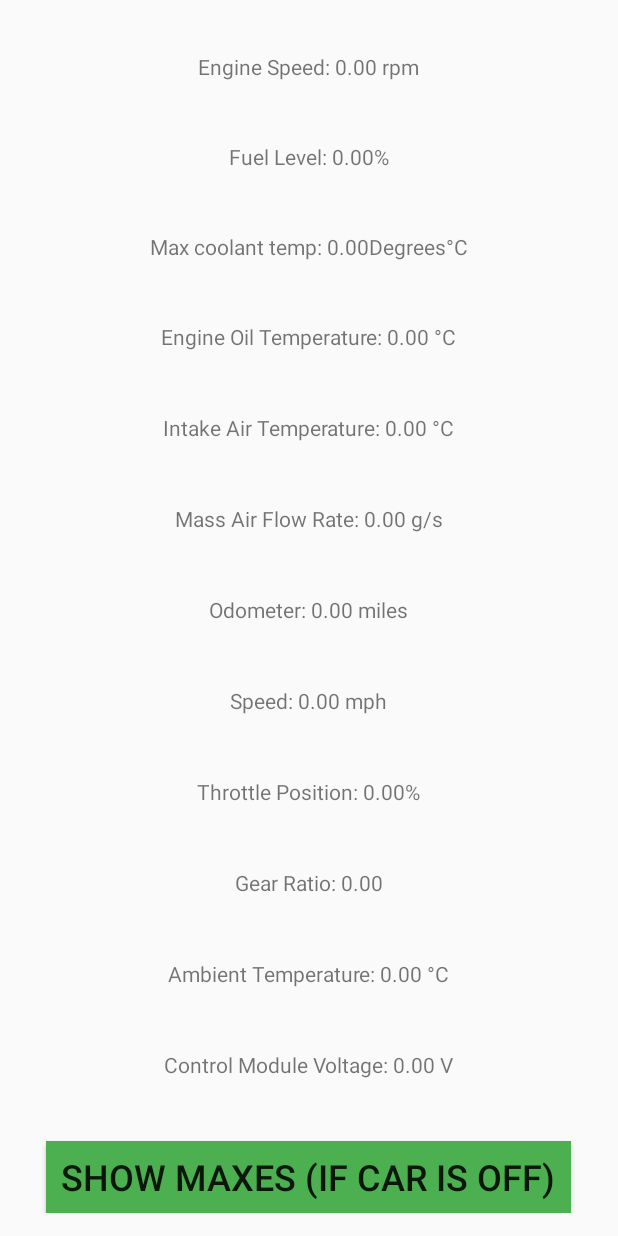
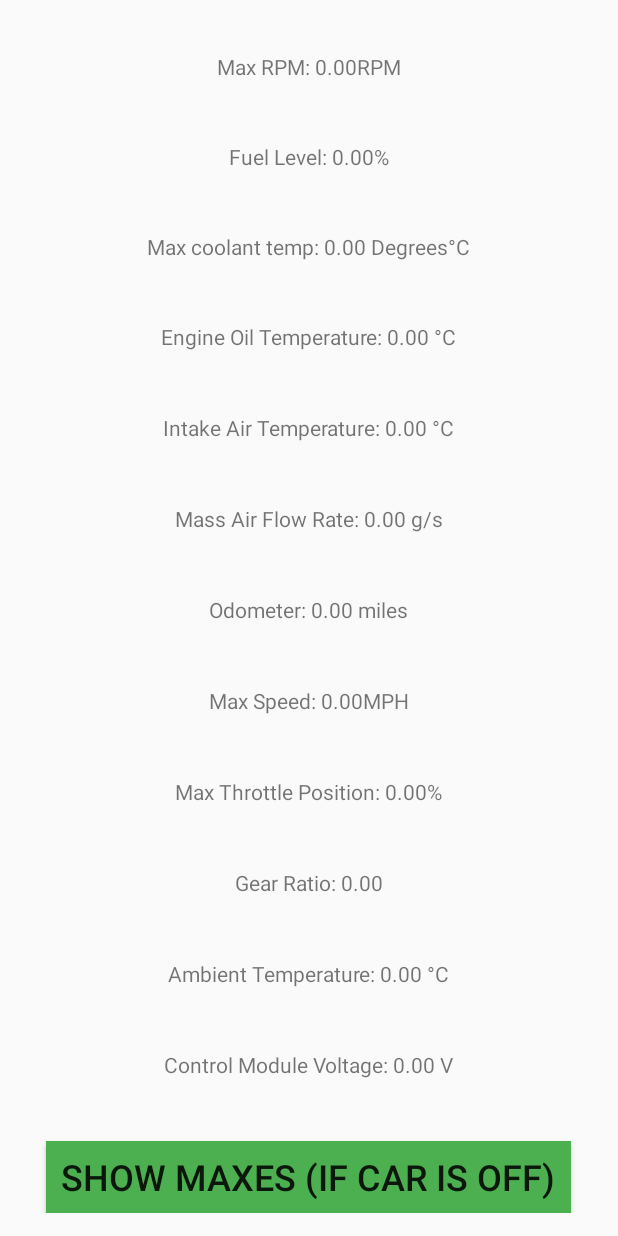
Before and after one commit to CalebKornegay/DigitalDash, an Android app built with Jetpack Compose: the screen it shows after launch (MainActivity), after a tap on "SHOW MAXES (IF CAR IS OFF)", on a phone screen of 412 x 824 dp. Run offline under Robolectric (Android 15) with nearby library versions, the phone set to English and light mode, and no system bars.

Commit message:
Maxes should work with button now

```diff
--- a/client/app/src/main/java/com/example/digitaldash/MainActivity.kt
+++ b/client/app/src/main/java/com/example/digitaldash/MainActivity.kt
@@ -300,10 +300,6 @@ class MainActivity : ComponentActivity() {
                     text.text = String.format(Locale.getDefault(), "%s%s", name, value.toString())
                 })
             }
-
-//            if (fval == 0.0f && text == findViewById(R.id.rpmView)) {
-//
-//            }
         }
 
         override fun onDescriptorWrite(
@@ -326,24 +322,16 @@ class MainActivity : ComponentActivity() {
         var text: TextView? = null
 
         text = findViewById(R.id.rpmView)
-        text?.post(Runnable {
-            text!!.text = String.format(Locale.getDefault(), "Max RPM: %.02fRPM", max_rpm)
-        })
+        text?.text = String.format(Locale.getDefault(), "Max RPM: %.02fRPM", max_rpm)
 
         text = findViewById(R.id.throttlePositionView)
-        text?.post(Runnable {
-            text!!.text = String.format(Locale.getDefault(), "Max Throttle Position: %.02f%s", max_throttle_position, "%")
-        })
+        text?.text = String.format(Locale.getDefault(), "Max Throttle Position: %.02f%s", max_throttle_position, "%")
 
         text = findViewById(R.id.speedView)
-        text?.post(Runnable {
-            text!!.text = String.format(Locale.getDefault(), "Max Speed: %.02fMPH", max_speed)
-        })
+        text?.text = String.format(Locale.getDefault(), "Max Speed: %.02fMPH", max_speed)
 
         text = findViewById(R.id.coolantTempView)
-        text?.post(Runnable {
-            text!!.text = String.format(Locale.getDefault(), "Max coolant temp: %.02fDegrees\u00b0C", max_coolant_temp)
-        })
+        text?.text = String.format(Locale.getDefault(), "Max coolant temp: %.02f Degrees\u00b0C", max_coolant_temp)
     }
 }
 
```
